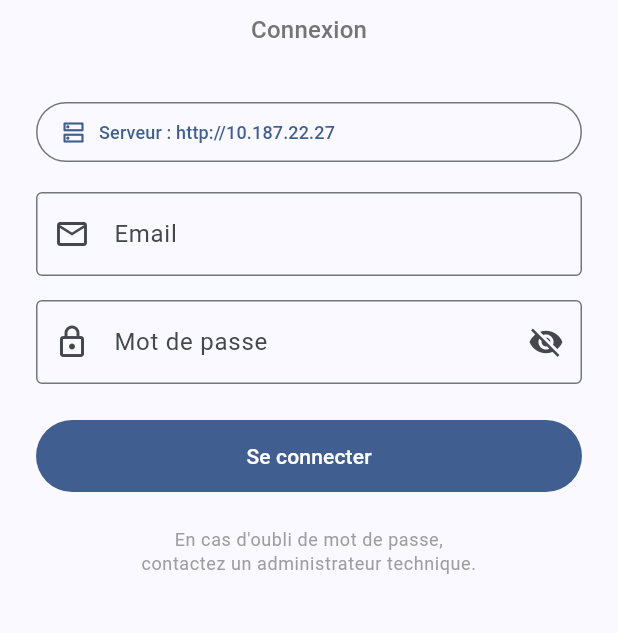
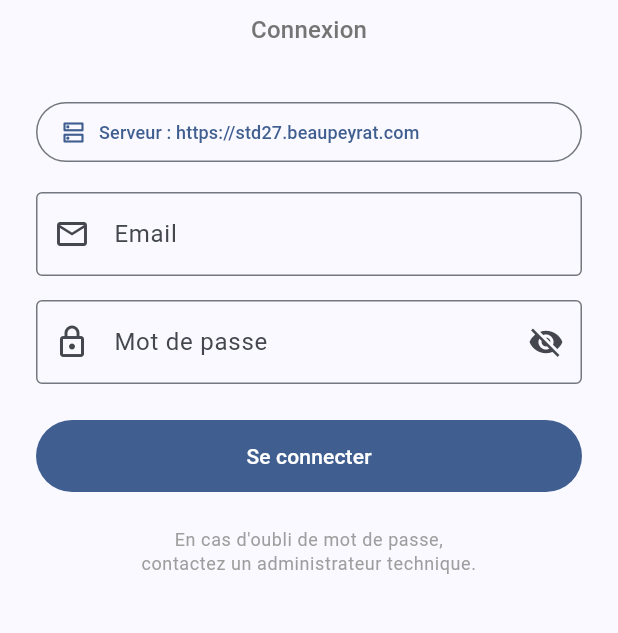
Before and after one commit to Herebeyond/Greffe_Mobile, a Flutter app: the screen it shows after launch, on a phone screen of 412 x 824 dp, the part 429-1062 px from its top. Run offline on Flutter 3.47's test engine with Material 3 defaults, Android fonts, the phone set to English and light mode, and no system bars; our stand-ins replace file_picker, flutter_secure_storage, image_picker, open_filex.

Commit message:
Set default mobile API URL to std27 hostname

```diff
--- a/lib/config.dart
+++ b/lib/config.dart
@@ -13,7 +13,7 @@ class AppConfig {
   /// Compile-time default for native builds (used when no runtime override is set).
   static const String _nativeDefault = String.fromEnvironment(
     'API_BASE_URL',
-    defaultValue: 'http://10.187.22.27',
+    defaultValue: 'https://std27.beaupeyrat.com',
   );
 
   /// Optional runtime override, set by ServerConfigService from secure storage.
```
